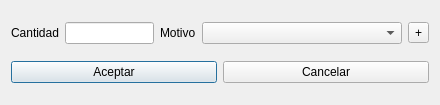
Old version of the form entradasalida.ui in the repository Ladis72/tienda.
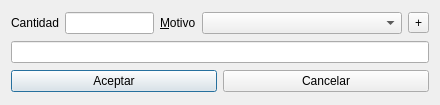
New version of the form.

Commit message: Descripción de entradas salidas

What changed in the file:
```diff
--- a/entradasalida.ui
+++ b/entradasalida.ui
@@ -27,7 +27,7 @@
    <item row="0" column="2">
     <widget class="QLabel" name="label_2">
      <property name="text">
-      <string>Motivo</string>
+      <string>&amp;Motivo</string>
      </property>
      <property name="buddy">
       <cstring>comboBoxMotivo</cstring>
@@ -61,7 +61,7 @@
      </property>
     </widget>
    </item>
-   <item row="1" column="0" colspan="5">
+   <item row="2" column="0" colspan="5">
     <layout class="QHBoxLayout" name="horizontalLayout">
      <item>
       <widget class="QPushButton" name="pushButtonAceptar">
@@ -79,6 +79,9 @@
      </item>
     </layout>
    </item>
+   <item row="1" column="0" colspan="5">
+    <widget class="QLineEdit" name="lineEditDescripcion"/>
+   </item>
   </layout>
  </widget>
  <tabstops>
```
The commit also changes 2 other files.
